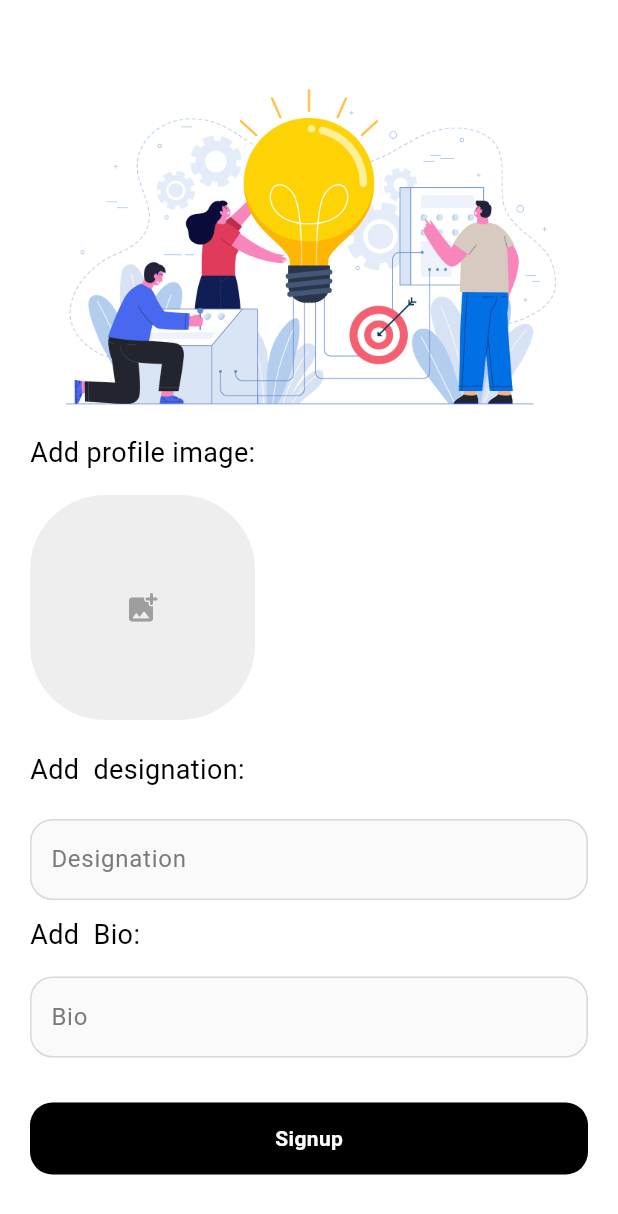
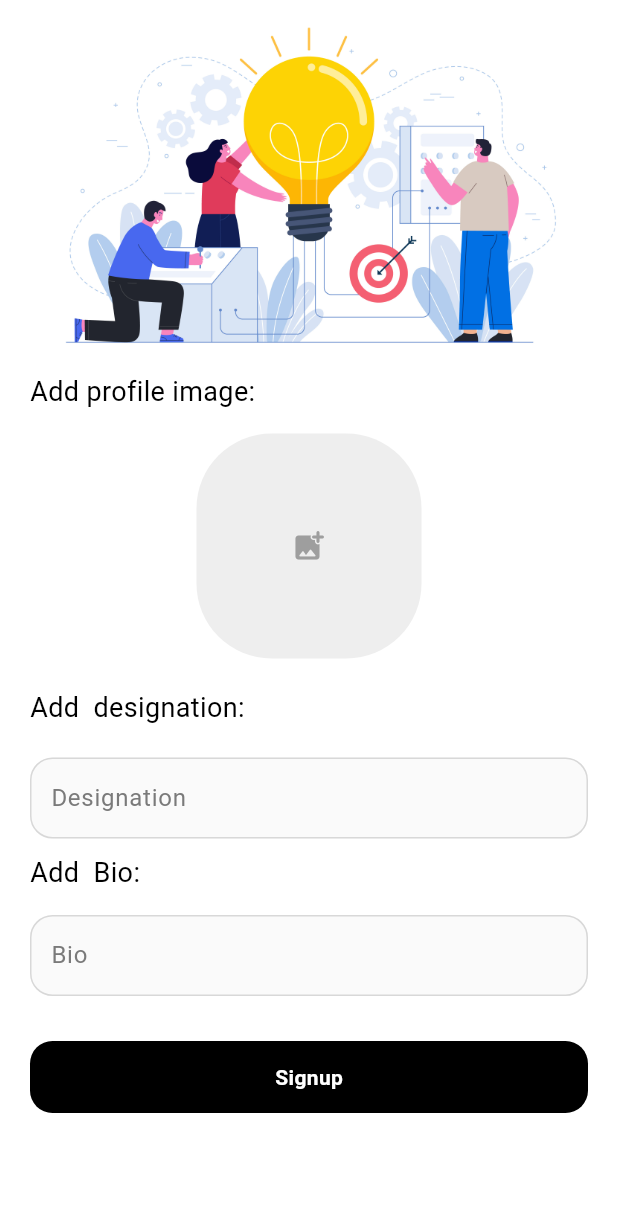
Before and after one commit to hemandhp/mindframe_user, a Flutter app: the SignupSecondScreen screen opened directly with empty values, on a phone screen of 412 x 824 dp. Shown: the top 1214 px of the screen. Run offline on Flutter 3.47's test engine with Material 3 defaults, Android fonts, the light colour scheme and no system bars; our stand-ins replace bloc, file_picker, flutter_bloc, iconly, logger, permission_handler and 1 more; missing offline and left inert: spotlight_bottom_navbar; accounts and stored records are empty; Roboto replaces fonts that are missing (Poppins).

```diff
--- a/lib/features/signup/signup_second_screen.dart
+++ b/lib/features/signup/signup_second_screen.dart
@@ -68,9 +68,7 @@ class _SignupSecondScreenState extends State<SignupSecondScreen> {
               padding: const EdgeInsets.symmetric(horizontal: 20),
               child: Form(
                 key: _formKey,
-                child: Column(
-                  mainAxisAlignment: MainAxisAlignment.center,
-                  crossAxisAlignment: CrossAxisAlignment.start,
+                child: ListView(
                   children: [
                     Image.asset('asset/3081627.jpg'),
                     const Text(
```
